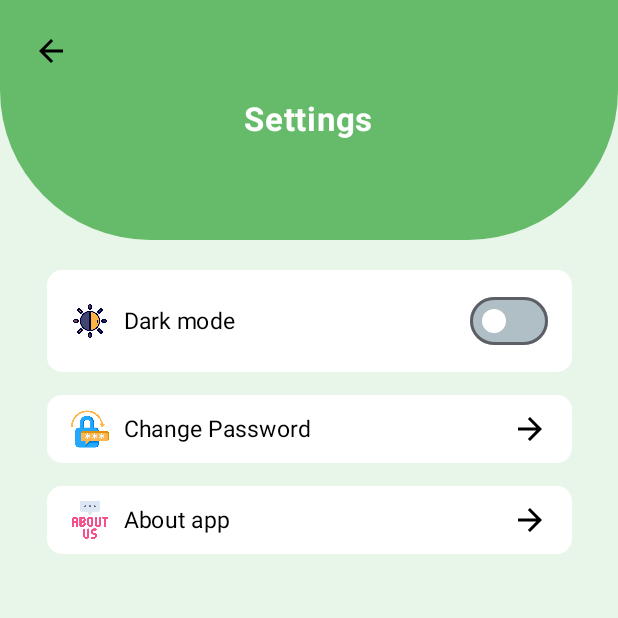
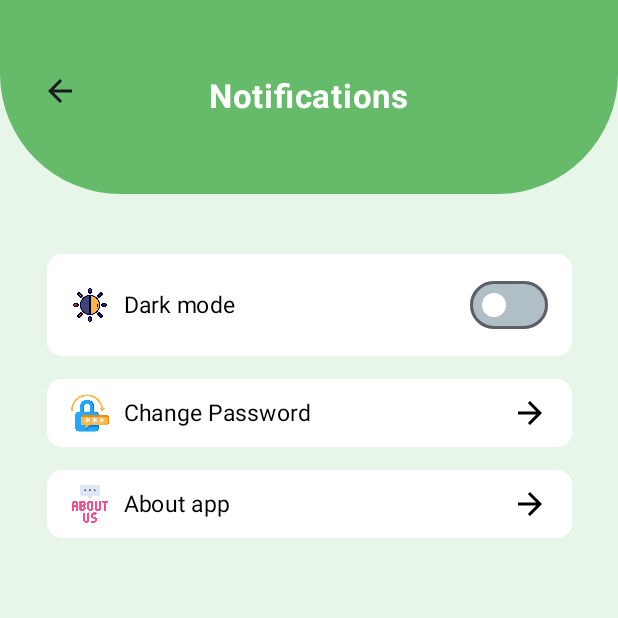
Before and after one commit to SiddharthKote1/AgroNear, an Android app built with Jetpack Compose: the SettingsScreen screen opened through its navigation route, on a phone screen of 412 x 824 dp, the top half of it. Run offline under Robolectric (Android 15) with nearby library versions, the phone set to English and light mode, and no system bars.

Commit message:
Some issues solved

```diff
--- a/app/src/main/java/com/sid/agronear/Screens/LoginScreen.kt
+++ b/app/src/main/java/com/sid/agronear/Screens/LoginScreen.kt
@@ -98,17 +98,6 @@ fun LoginScreen(navController: NavController) {
                         textStyle = LocalTextStyle.current.copy(fontSize = (14 * scaleW).sp),
                         modifier = Modifier.fillMaxWidth(),
                         shape = RoundedCornerShape((10 * scaleW).dp),
-                        trailingIcon = {
-                            val iconRes = if (passwordVisible) R.drawable.visible else R.drawable.hide
-                            IconButton(onClick = { passwordVisible = !passwordVisible }) {
-                                Icon(
-                                    painter = painterResource(id = iconRes),
-                                    contentDescription = if (passwordVisible) "Hide password" else "Show password",
-                                    tint = Color.Black,
-                                    modifier=Modifier.size(22.dp)
-                                )
-                            }
-                        },
                         colors = TextFieldDefaults.colors(
                             focusedContainerColor = Color(0xFFD9D9D9),
                             unfocusedContainerColor = Color(0xFFD9D9D9),
--- a/app/src/main/java/com/sid/agronear/Screens/ProfileScreen.kt
+++ b/app/src/main/java/com/sid/agronear/Screens/ProfileScreen.kt
@@ -53,7 +53,7 @@ fun ProfileScreen(navController: NavController) {
                         bottomEnd = (80 * scaleW).dp
                     )
                 )
-                .background(Color(0xFF98FB98))
+                .background(Color(0xFF66BB6A))
         ) {
             IconButton(
                 onClick = { navController.popBackStack() },
--- a/app/src/main/java/com/sid/agronear/Screens/SettingsScreen.kt
+++ b/app/src/main/java/com/sid/agronear/Screens/SettingsScreen.kt
@@ -31,7 +31,10 @@ import androidx.compose.runtime.remember
 import androidx.compose.runtime.setValue
 import androidx.compose.ui.Alignment
 import androidx.compose.ui.Modifier
+import androidx.compose.ui.draw.clip
 import androidx.compose.ui.graphics.Color
+import androidx.compose.ui.platform.LocalConfiguration
+import androidx.compose.ui.platform.LocalContext
 import androidx.compose.ui.res.painterResource
 import androidx.compose.ui.text.font.FontWeight
 import androidx.compose.ui.tooling.preview.Preview
@@ -47,47 +50,59 @@ import com.sid.agronear.Routes
 fun SettingsScreen(navController: NavController) {
     var darkMode by remember { mutableStateOf(false) }
 
-    Box(
+    Column(
         modifier = Modifier
             .fillMaxSize()
             .background(Color(0xFFE8F5E9))
     ) {
-        // Green curved header
+
+        val context = LocalContext.current
+        val config = LocalConfiguration.current
+        val screenWidth = config.screenWidthDp
+        val screenHeight = config.screenHeightDp
+        val scaleW = screenWidth / 411f
+        val scaleH = screenHeight / 891f
+
+        // ✅ Header Section
         Box(
             modifier = Modifier
                 .fillMaxWidth()
-                .height(160.dp)
-                .background(
-                    color = Color(0xFF66BB6A),
-                    shape = RoundedCornerShape(bottomStart = 100.dp, bottomEnd = 100.dp)
-                ),
-            contentAlignment = Alignment.Center
+                .height((140 * scaleH).dp)
+                .clip(
+                    RoundedCornerShape(
+                        bottomStart = (80 * scaleW).dp,
+                        bottomEnd = (80 * scaleW).dp
+                    )
+                )
+                .background(Color(0xFF66BB6A))
         ) {
+            IconButton(
+                onClick = {  },
+                modifier = Modifier
+                    .align(Alignment.TopStart)
+                    .padding(top = (40 * scaleH).dp, start = (16 * scaleW).dp)
+            ) {
+                Icon(
+                    imageVector = Icons.Default.ArrowBack,
+                    contentDescription = "Back"
+                )
+            }
+
             Text(
-                text = "Settings",
+                text = "Notifications",
                 color = Color.White,
-                fontSize = 22.sp,
-                fontWeight = FontWeight.Bold
+                fontSize = (22 * scaleW).sp,
+                fontWeight = FontWeight.Bold,
+                modifier = Modifier.align(Alignment.Center)
             )
         }
 
-        // Back arrow
-        IconButton(
-            onClick = { navController.popBackStack() },
-            modifier = Modifier.padding(start = 10.dp, top = 10.dp)
-        ) {
-            Icon(
-                imageVector = Icons.Default.ArrowBack,
-                contentDescription = "Back",
-                tint = Color.Black
-            )
-        }
 
         // Content
         Column(
             modifier = Modifier
                 .fillMaxWidth()
-                .padding(top = 180.dp),
+                .padding(top = 40.dp),
             horizontalAlignment = Alignment.CenterHorizontally
         ) {
             // Option: Dark Mode
--- a/app/src/main/java/com/sid/agronear/Screens/SignupScreen.kt
+++ b/app/src/main/java/com/sid/agronear/Screens/SignupScreen.kt
@@ -114,10 +114,10 @@ fun SignupScreen(navController: NavController) {
                         Spacer(modifier = Modifier.height((10 * scaleH).dp))
 
                         // Email
-                        OutlinedTextField(
-                            value = email,
-                            onValueChange = { email = it },
-                            label = { Text("Email", color = Color.Black, fontSize = (15 * scaleW).sp) },
+                        OutlinedTextField( value = email, onValueChange = { email = it },
+                            label = { Text("Email",
+                                color = Color.Black, fontSize =
+                                    (15 * scaleW).sp) },
                             placeholder = { Text("Enter your Email") },
                             singleLine = true,
                             modifier = Modifier.fillMaxWidth(),
@@ -130,10 +130,7 @@ fun SignupScreen(navController: NavController) {
                                 focusedLabelColor = Color.Black,
                                 unfocusedLabelColor = Color.DarkGray,
                                 focusedIndicatorColor = Color.Black,
-                                unfocusedIndicatorColor = Color.Gray
-                            )
-                        )
-
+                                unfocusedIndicatorColor = Color.Gray ) )
                         Spacer(modifier = Modifier.height((10 * scaleH).dp))
 
                         // Password
@@ -149,8 +146,12 @@ fun SignupScreen(navController: NavController) {
                             trailingIcon = {
                                 val icon = if (passwordVisible) R.drawable.visible else R.drawable.hide
                                 IconButton(onClick = { passwordVisible = !passwordVisible }) {
-                                    Icon(painter = painterResource(id = icon), contentDescription = null, tint = Color.Black,
-                                        modifier=Modifier.size(22.dp))
+                                    Icon(
+                                        painter = painterResource(id = icon),
+                                        contentDescription = if (passwordVisible) "Hide password" else "Show password",
+                                        tint = Color.Black,
+                                        modifier = Modifier.size(22.dp)
+                                    )
                                 }
                             },
                             colors = TextFieldDefaults.colors(
@@ -167,7 +168,6 @@ fun SignupScreen(navController: NavController) {
 
                         Spacer(modifier = Modifier.height((10 * scaleH).dp))
 
-                        // Re-Password
                         OutlinedTextField(
                             value = rePassword,
                             onValueChange = { rePassword = it },
@@ -178,13 +178,13 @@ fun SignupScreen(navController: NavController) {
                             shape = RoundedCornerShape((10 * scaleW).dp),
                             visualTransformation = if (rePasswordVisible) VisualTransformation.None else PasswordVisualTransformation(),
                             trailingIcon = {
-                                val iconRes = if (passwordVisible) R.drawable.visible else R.drawable.hide
-                                IconButton(onClick = { passwordVisible = !passwordVisible }) {
+                                val iconRes = if (rePasswordVisible) R.drawable.visible else R.drawable.hide
+                                IconButton(onClick = { rePasswordVisible = !rePasswordVisible }) {
                                     Icon(
                                         painter = painterResource(id = iconRes),
-                                        contentDescription = if (passwordVisible) "Hide password" else "Show password",
+                                        contentDescription = if (rePasswordVisible) "Hide password" else "Show password",
                                         tint = Color.Black,
-                                        modifier=Modifier.size(22.dp),
+                                        modifier = Modifier.size(22.dp)
                                     )
                                 }
                             },
@@ -199,6 +199,7 @@ fun SignupScreen(navController: NavController) {
                                 unfocusedIndicatorColor = Color.Gray
                             )
                         )
+
 
                         Spacer(modifier = Modifier.height((8 * scaleH).dp))
                     }
--- a/app/src/main/java/com/sid/agronear/Screens/WelcomeScreen.kt
+++ b/app/src/main/java/com/sid/agronear/Screens/WelcomeScreen.kt
@@ -42,13 +42,12 @@ fun WelcomeScreen(navController: NavController) {
             horizontalAlignment = Alignment.CenterHorizontally,
             verticalArrangement = Arrangement.Top
         ) {
-            // ✅ Image scales with screen width
             Image(
                 painter = painterResource(R.drawable.farmerintro),
                 contentDescription = null,
                 modifier = Modifier
-                    .width(screenWidth * 0.55f) // 55% of screen width
-                    .aspectRatio(1f) // keeps it square
+                    .width(screenWidth * 0.55f)
+                    .aspectRatio(1f)
             )
 
             Spacer(modifier = Modifier.height(screenHeight * 0.1f))
@@ -56,7 +55,7 @@ fun WelcomeScreen(navController: NavController) {
             Column(
                 modifier = Modifier
                     .fillMaxWidth()
-                    .padding(horizontal = screenWidth * 0.05f), // 5% horizontal padding
+                    .padding(horizontal = screenWidth * 0.05f),
                 horizontalAlignment = Alignment.Start
             ) {
                 Text(
```
